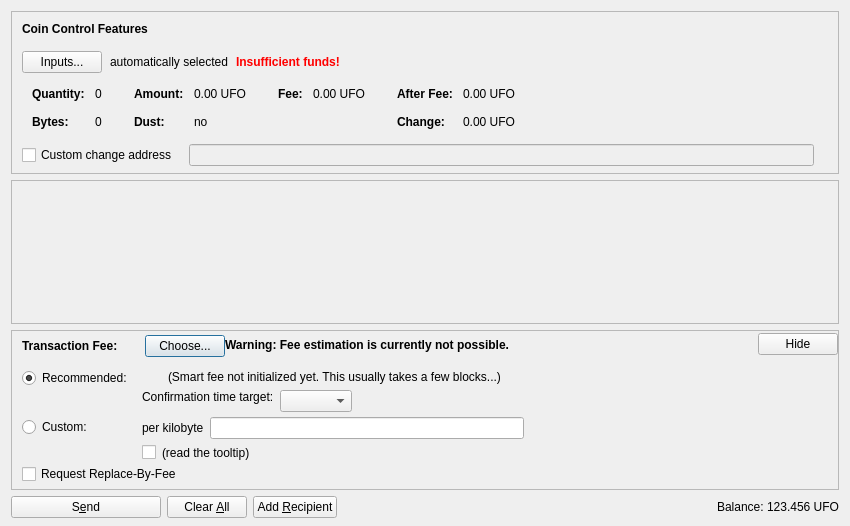
The window that src/qt/forms/sendcoinsdialog.ui (fiscalobject/ufo) describes before a commit, drawn with Qt 5.
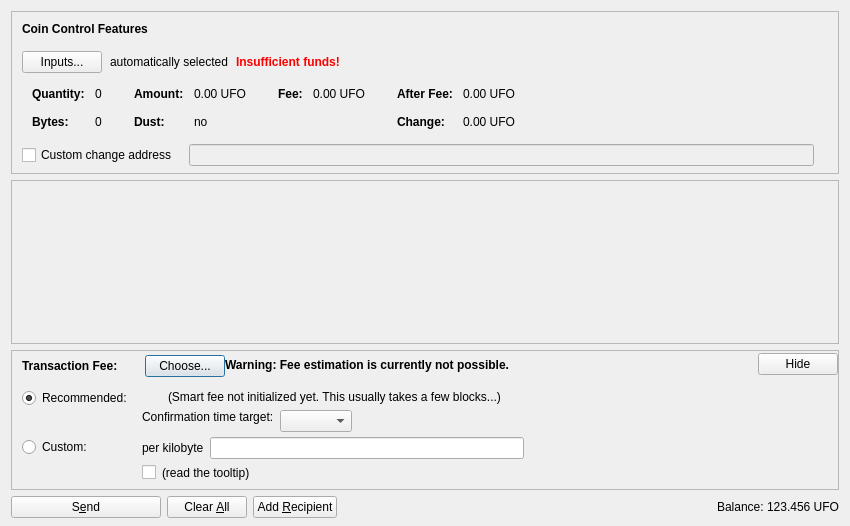
The same window after the commit. Icons and pictures are not drawn. Custom widgets are drawn as their Qt base class.

Commit message: Remove RBF from GUI

What changed in the file:
```diff
--- a/src/qt/forms/sendcoinsdialog.ui
+++ b/src/qt/forms/sendcoinsdialog.ui
@@ -1105,16 +1105,6 @@
              </item>
             </layout>
            </item>
-           <item>
-            <widget class="QCheckBox" name="optInRBF">
-             <property name="text">
-              <string>Request Replace-By-Fee</string>
-             </property>
-             <property name="toolTip">
-              <string>Indicates that the sender may wish to replace this transaction with a new one paying higher fees (prior to being confirmed).</string>
-             </property>
-            </widget>
-           </item>
           </layout>
          </widget>
         </item>
```
The commit also changes 1 other file.
